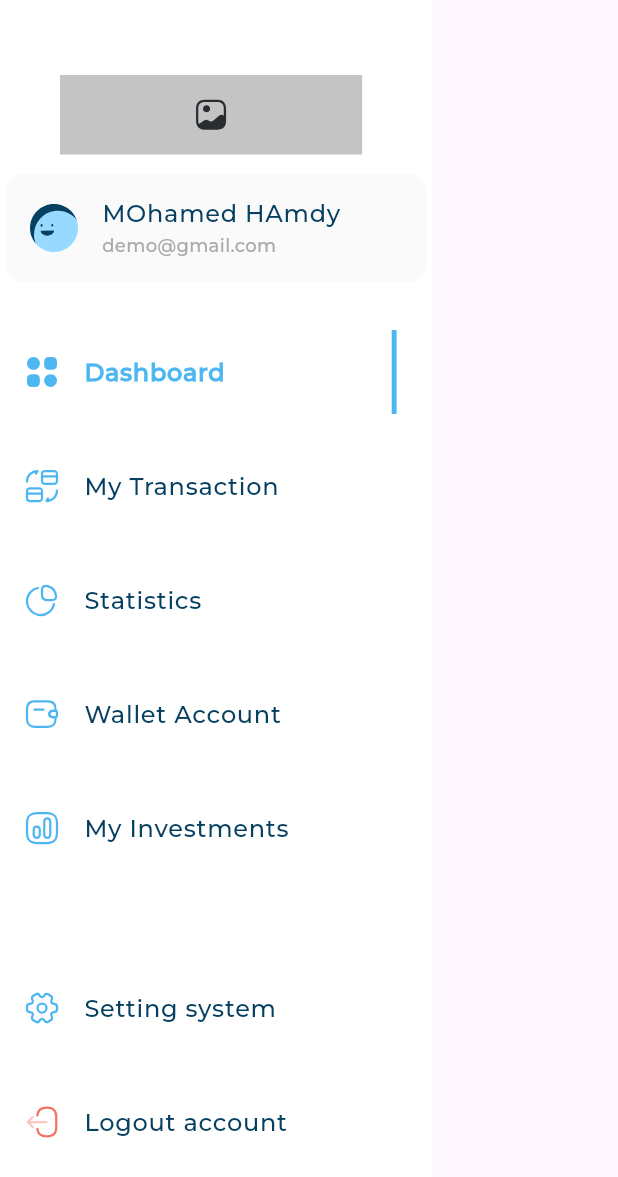
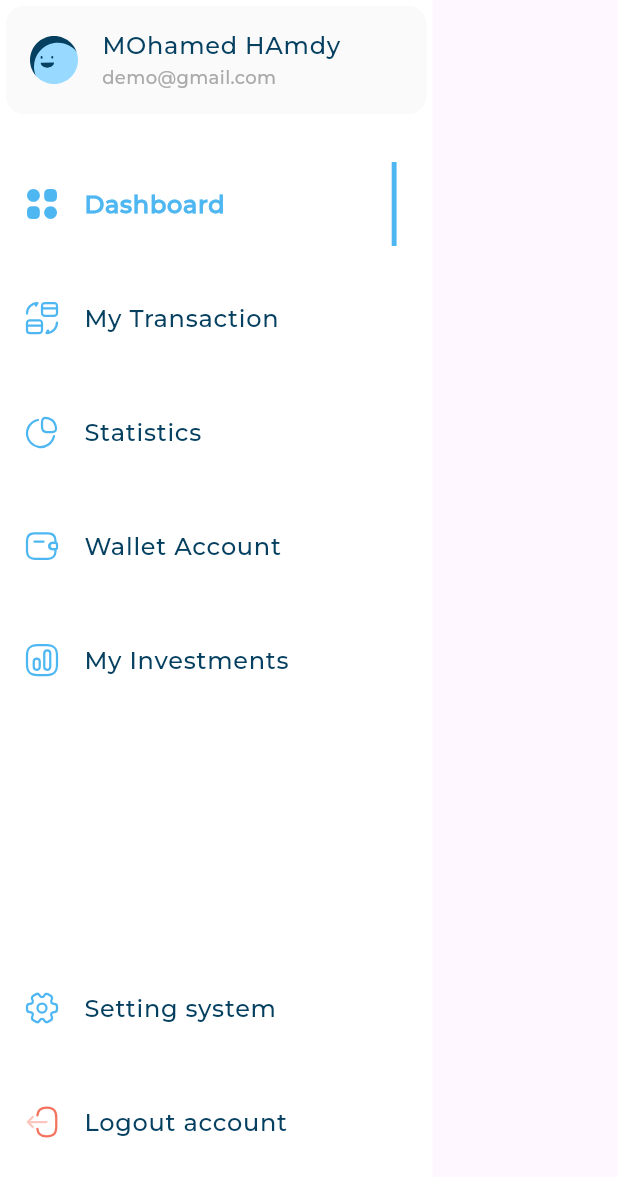
Before and after one commit to moohamed154/responsive_dashboard, a Flutter app: the CustomDrawer widget shown alone on an empty page, opened directly, on a phone screen of 412 x 824 dp. Shown: the top 1177 px of the screen. Run offline on Flutter 3.47's test engine with Material 3 defaults, Android fonts, the phone set to English and light mode, and no system bars; our stand-ins replace expandable_page_view, fl_chart, flutter_svg; project files that could hold a hidden picture were left out.

Commit message:
fix custom drawer issues

```diff
--- a/lib/widgets/custom_drawer.dart
+++ b/lib/widgets/custom_drawer.dart
@@ -15,23 +15,10 @@ class CustomDrawer extends StatelessWidget {
     return Container(
       width: MediaQuery.sizeOf(context).width * 0.7,
       color: const Color(0xFFFFFFFF),
+      child: const SafeArea(
         child: CustomScrollView(
           slivers: [
             SliverToBoxAdapter(
-            child: Padding(
-              padding: const EdgeInsets.only(
-                  left: 40, top: 50, right: 47, bottom: 9),
-              child: Container(
-                color: const Color(0xFFC4C4C4),
-                width: 193,
-                height: 53,
-                child: Center(
-                  child: SvgPicture.asset(Assets.imagesGallery),
-                ),
-              ),
-            ),
-          ),
-          const SliverToBoxAdapter(
               child: UserInfoListTile(
                 userInfoModel: UserInfoModel(
                   image: Assets.imagesAvatar3,
@@ -40,13 +27,13 @@ class CustomDrawer extends StatelessWidget {
                 ),
               ),
             ),
-          const SliverToBoxAdapter(
+            SliverToBoxAdapter(
               child: SizedBox(
                 height: 8,
               ),
             ),
-          const DrawerItemsListView(),
-          const SliverFillRemaining(
+            DrawerItemsListView(),
+            SliverFillRemaining(
               hasScrollBody: false,
               child: Column(
                 children: [
@@ -78,6 +65,7 @@ class CustomDrawer extends StatelessWidget {
             ),
           ],
         ),
+      ),
     );
   }
 }
```
Lines whose indentation alone changed are shown as unchanged.
